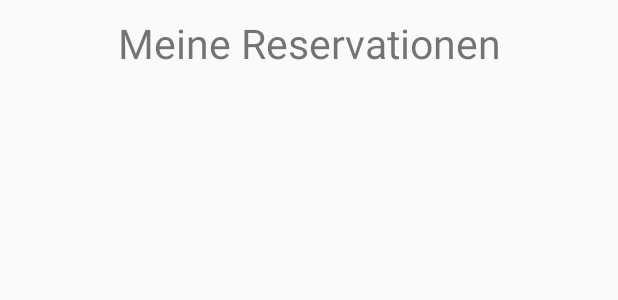
After one commit to W1nt0r/mge-gadgeothek, an Android app: the layout fragment_reservation_manager.xml on its own in the app's theme, with its tools: preview values and no code run, on a phone screen of 412 x 824 dp. The commit adds this screen. Shown: the top 300 px of the screen. Run offline under Robolectric (Android 15) with nearby library versions, the phone set to English and light mode, and no system bars.

Commit message:
Added RegistrationManagement-Frame

```diff
--- a/app/src/main/java/com/example/schef/domain/State.java
+++ b/app/src/main/java/com/example/schef/domain/State.java
@@ -3,5 +3,6 @@ package com.example.schef.domain;
 public enum State {
     SERVER_MANAGE,
     SERVER_ADD,
-    LOADING
+    LOADING,
+    RESERVATION_MANAGER
 }
--- /dev/null
+++ b/app/src/main/res/layout/fragment_reservation_manager.xml
@@ -0,0 +1,49 @@
+<LinearLayout xmlns:android="http://schemas.android.com/apk/res/android"
+    android:layout_width="match_parent"
+    android:layout_height="match_parent"
+    android:orientation="vertical">
+
+    <TextView
+        android:id="@+id/reservationManagerTitle"
+        android:layout_marginTop="@dimen/form_element_margin"
+        android:layout_width="match_parent"
+        android:layout_height="wrap_content"
+        android:textAlignment="center"
+        android:text="@string/reservation_title"
+        android:textSize="@dimen/title_size" />
+    <GridLayout
+        android:layout_width="match_parent"
+        android:layout_height="match_parent">
+        <android.support.v7.widget.RecyclerView
+            android:id="@+id/reservationRecyclerView"
+            android:layout_width="match_parent"
+            android:layout_height="match_parent"
+            android:visibility="gone"/>
+        <TextView
+            android:id="@+id/noReservation"
+            android:layout_width="match_parent"
+            android:layout_height="match_parent"
+            android:gravity="center"
+            android:text="@string/no_reservation"
+            android:visibility="gone"/>
+        <LinearLayout
+            android:id="@+id/loading"
+            android:layout_width="match_parent"
+            android:layout_height="wrap_content"
+            android:layout_gravity="center_vertical"
+            android:orientation="vertical"
+            android:visibility="gone">
+            <ProgressBar
+                android:layout_width="75dp"
+                android:layout_height="75dp"
+                android:layout_gravity="center"/>
+            <TextView
+                android:id="@+id/loadingText"
+                android:layout_width="wrap_content"
+                android:layout_height="wrap_content"
+                android:layout_gravity="center"
+                android:text="@string/reservation_loading"/>
+        </LinearLayout>
+
+    </GridLayout>
+</LinearLayout>
--- a/app/src/main/res/values/strings.xml
+++ b/app/src/main/res/values/strings.xml
@@ -24,6 +24,14 @@
     <string name="server_fail">Der Server konnte nicht erreicht werden!</string>
     <string name="server_loading">Verbinde mit Server&#8230;</string>
 
+    <string name="no_reservation">Keine Reservationen vorhanden.\nGehen Sie zu den Gadgets, um eine Reservation zu machen</string>
+    <string name="reservation_date">Reserviert am %1$s</string>
+    <string name="reservation_loading">Daten werden geladen&#8230;</string>
+    <string name="reservation_deleting">Reservation wird gelöscht&#8230;</string>
+    <string name="reservation_deleted">Reservation gelöscht</string>
+    <string name="reservation_deleting_fail">Löschen fehlgeschlagen</string>
+    <string name="reservation_title">Meine Reservationen</string>
+
     <string name="logo">Logo Gadgeothek</string>
 
 </resources>
```
Also changed, not shown: app/src/main/java/com/example/schef/gadgeothek/ReservationHandler.java (added, +7 -0 lines), app/src/main/java/com/example/schef/gadgeothek/ReservationListAdapter.java (added, +76 -0 lines), app/src/main/java/com/example/schef/gadgeothek/ReservationManagerFragment.java (added, +121 -0 lines), app/src/main/res/layout/reservationrowlayout.xml (added, +44 -0 lines).
